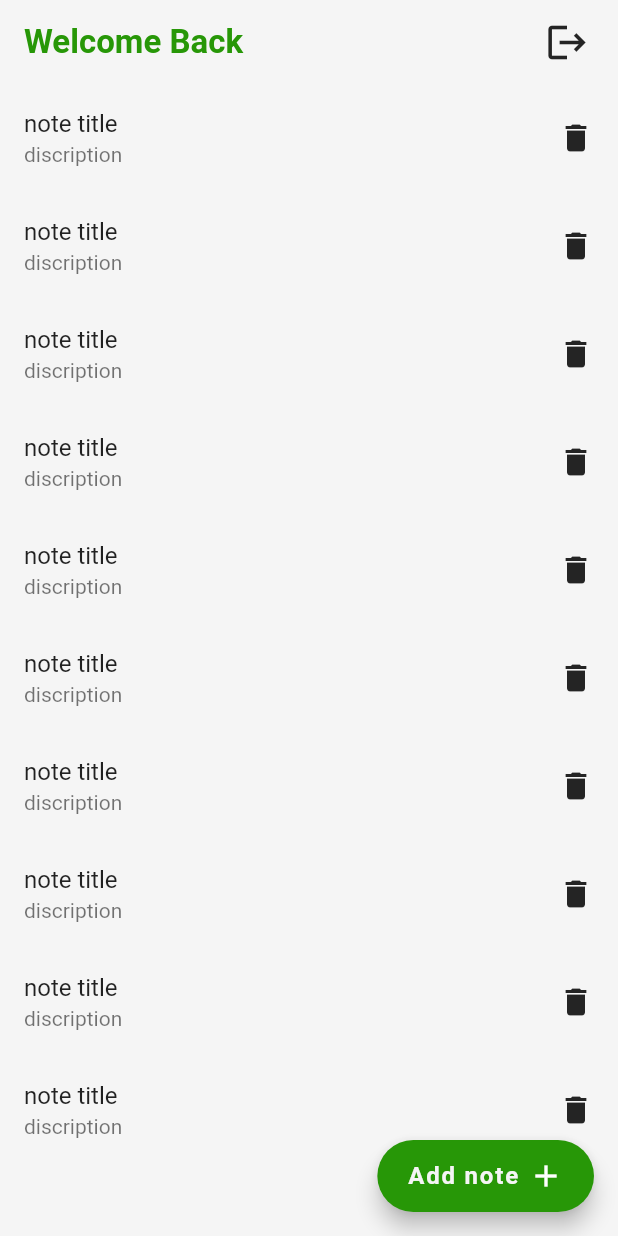
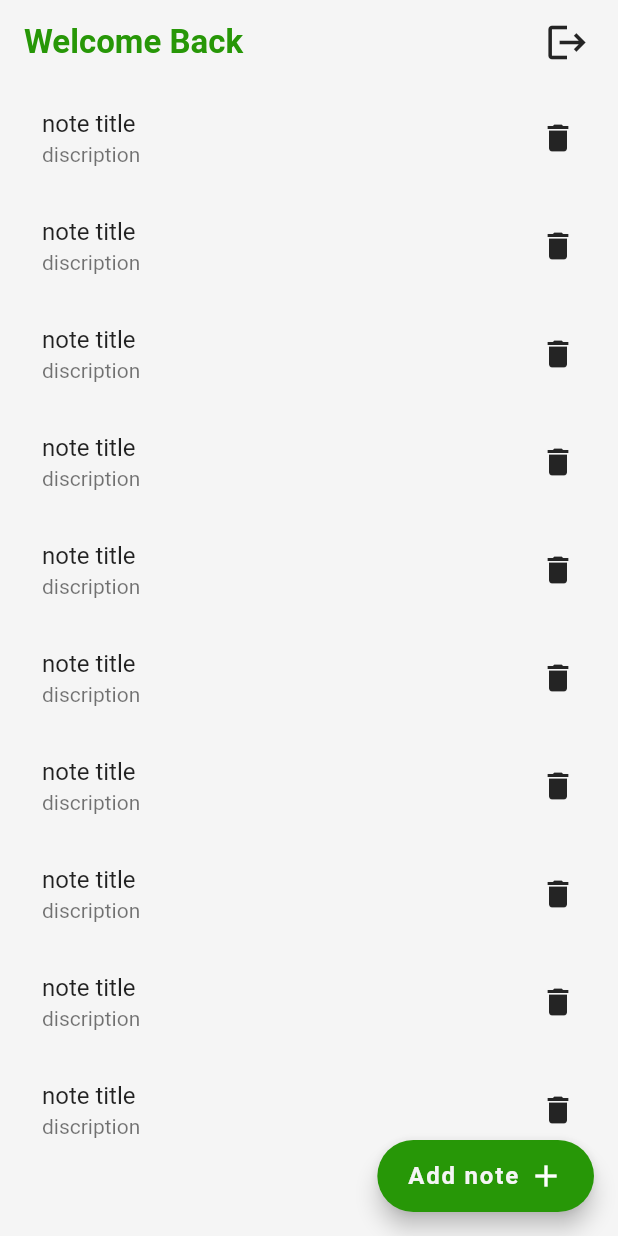
Before and after one commit to michael-stac/Note_Application, a Flutter app: the screen it shows after launch, on a phone screen of 412 x 824 dp. Run offline on Flutter 3.47's test engine with Material 2 defaults, Android fonts, the phone set to English and light mode, and no system bars; our stand-ins replace firebase_auth, firebase_core, google_sign_in; accounts and stored records are empty.

Commit message:
minor changes

```diff
--- a/lib/Screens/home_dart.dart
+++ b/lib/Screens/home_dart.dart
@@ -56,6 +56,7 @@ class _HomePageState extends State<HomePage> {
         ],
       ),
       body: Container(
+        padding: EdgeInsets.symmetric(horizontal: 12),
         child: ListView(
           children: [
             ...List.generate(10, (index) {
```
